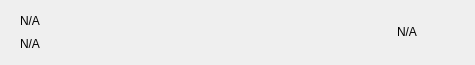
Above: src/qt/bltg/forms/mnrow.ui from minerric/BLTG before the change. Below: the same form after it.
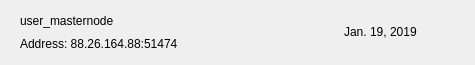
That is the form after the change. Icons and pictures are not drawn.

The edit to the form file:
```diff
--- a/src/qt/bltg/forms/mnrow.ui
+++ b/src/qt/bltg/forms/mnrow.ui
@@ -80,14 +80,14 @@
          <item>
           <widget class="QLabel" name="labelName">
            <property name="text">
-            <string notr="true">N/A</string>
+            <string>user_masternode</string>
            </property>
           </widget>
          </item>
          <item>
           <widget class="QLabel" name="labelAddress">
            <property name="text">
-            <string notr="true">N/A</string>
+            <string>Address: 88.26.164.88:51474</string>
            </property>
           </widget>
          </item>
@@ -110,7 +110,7 @@
       <item>
        <widget class="QLabel" name="labelDate">
         <property name="text">
-         <string notr="true">N/A</string>
+         <string>Jan. 19, 2019</string>
         </property>
        </widget>
       </item>
```
Left out of the diff: 2 changed lines with no effect on the pictures.
